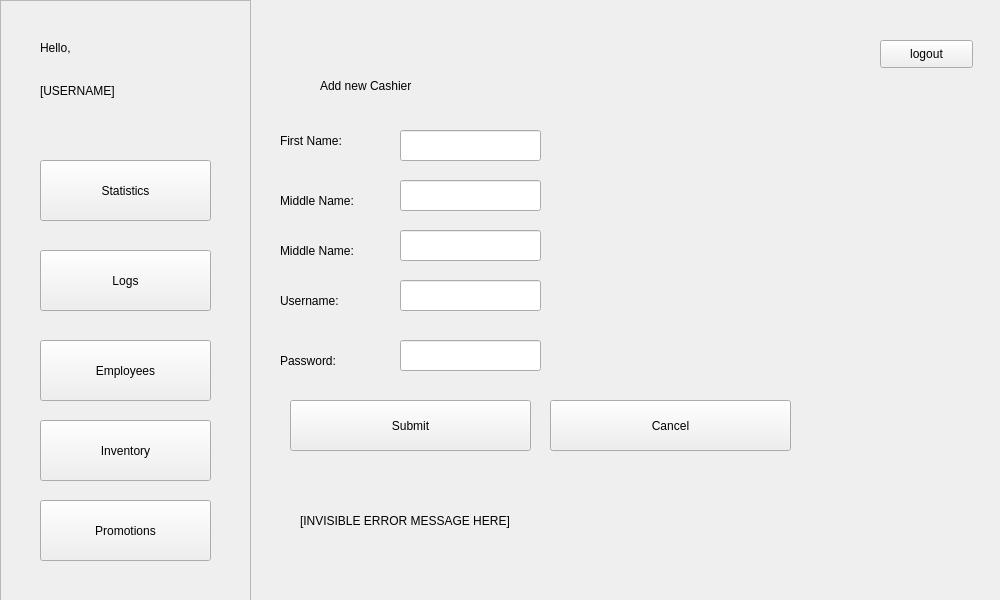
Before: the Qt Designer form POS/UI/AddEmployee.ui in ReiZedlav/CSCC-21.1-Software-Engineering-1, drawn with Qt 5.
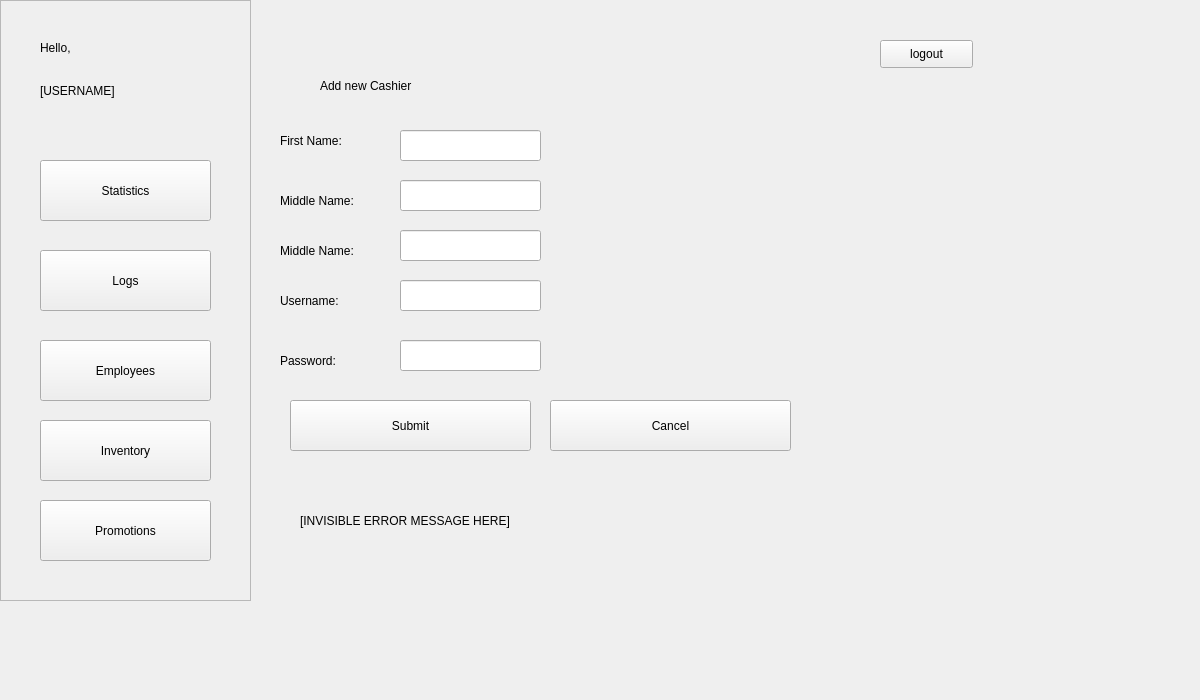
After: the same form once the commit is applied.

```diff
--- a/POS/UI/AddEmployee.ui
+++ b/POS/UI/AddEmployee.ui
@@ -6,8 +6,8 @@
    <rect>
     <x>0</x>
     <y>0</y>
-    <width>1000</width>
-    <height>600</height>
+    <width>1200</width>
+    <height>700</height>
    </rect>
   </property>
   <property name="windowTitle">
```
Left out of the diff: 4 changed lines with no effect on the pictures.
